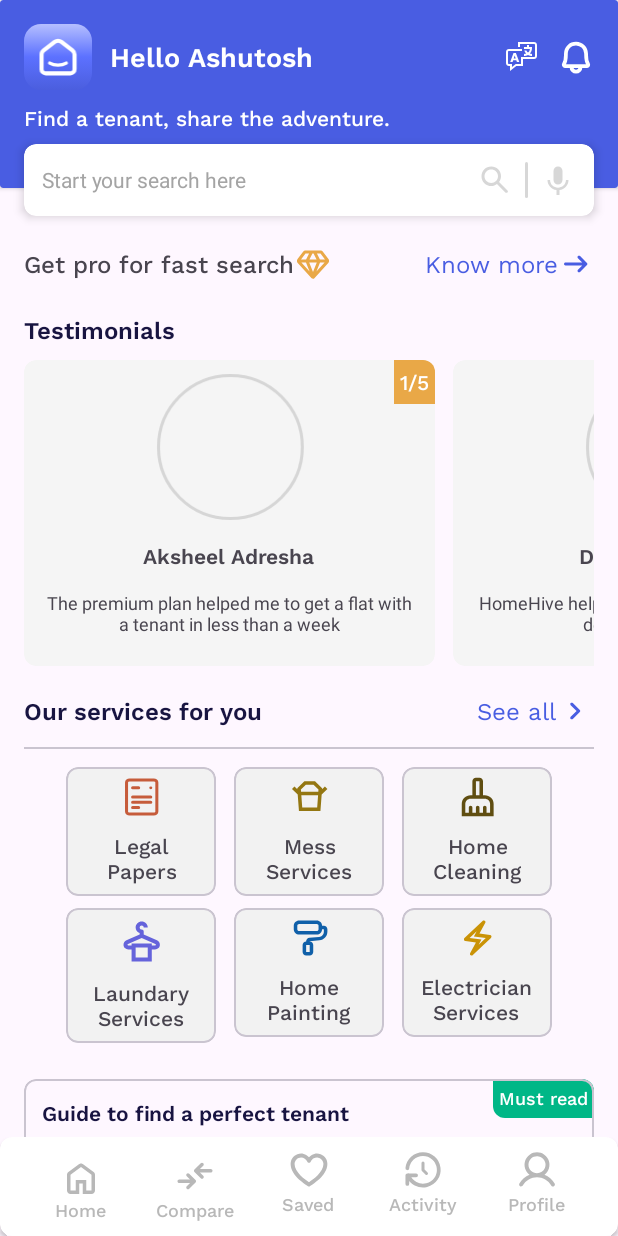
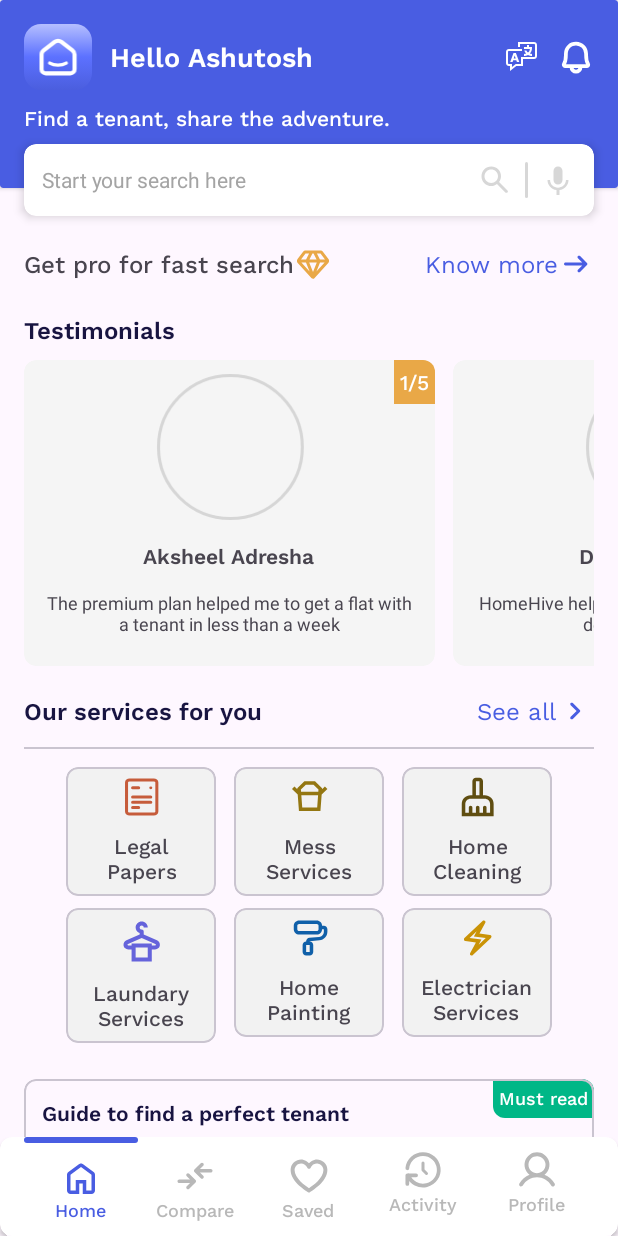
Before and after one commit to 1405yuga/UI-Respository, an Android app: the screen it shows after launch (MainActivity), on a phone screen of 412 x 824 dp. Run offline under Robolectric (Android 15) with nearby library versions, the phone set to English and light mode, and no system bars.

Commit message:
created function to set menu unselcted

```diff
--- a/HomeHiveClone/app/src/main/java/com/example/homehiveclone/constants/ProjectConstants.kt
+++ b/HomeHiveClone/app/src/main/java/com/example/homehiveclone/constants/ProjectConstants.kt
@@ -4,4 +4,6 @@
     const val HOME_MENU = "home"
     const val COMPARE_MENU = "compare"
     const val SAVED_MENU = "saved"
+    const val NONE = "none"
+
 }
--- a/HomeHiveClone/app/src/main/res/layout/activity_main.xml
+++ b/HomeHiveClone/app/src/main/res/layout/activity_main.xml
@@ -113,21 +113,35 @@
                 android:layout_height="wrap_content"
                 android:layout_weight="1"
                 android:gravity="center|center_horizontal"
-                android:orientation="vertical"
-                android:padding="@dimen/bottom_nav_menu_padding">
+                android:orientation="vertical">
 
                 <ImageView
+                    android:id="@+id/savedBar"
+                    android:layout_width="match_parent"
+                    android:layout_height="wrap_content"
+                    android:src="@drawable/bar_over_menu"
+                    android:visibility="invisible"/>
+
+                <ImageView
+                    android:id="@+id/savedIcon"
                     android:layout_width="wrap_content"
                     android:layout_height="wrap_content"
-                    android:src="@drawable/ph_heart_bold" />
+                    android:src="@drawable/ph_heart_bold"
+                    android:paddingTop="@dimen/bottom_nav_menu_padding"
+                    android:paddingStart="@dimen/bottom_nav_menu_padding"
+                    android:paddingEnd="@dimen/bottom_nav_menu_padding"/>
 
                 <TextView
+                    android:id="@+id/savedText"
                     android:layout_width="wrap_content"
                     android:layout_height="wrap_content"
                     android:fontFamily="@font/work_sans_medium"
                     android:text="Saved"
                     android:textColor="@color/bottom_menu"
-                    android:textSize="@dimen/bottom_nav_menu_text" />
+                    android:textSize="@dimen/bottom_nav_menu_text"
+                    android:paddingStart="@dimen/bottom_nav_menu_padding"
+                    android:paddingEnd="@dimen/bottom_nav_menu_padding"
+                    android:paddingBottom="@dimen/bottom_nav_menu_padding"/>
             </LinearLayout>
 
             <LinearLayout
```
Also changed, not shown: HomeHiveClone/app/src/main/java/com/example/homehiveclone/MainActivity.kt (+73 -14 lines), HomeHiveClone/app/src/main/java/com/example/homehiveclone/fragments/SavedFragment.kt (added, +60 -0 lines), HomeHiveClone/app/src/main/res/layout/fragment_saved.xml (added, +14 -0 lines).
